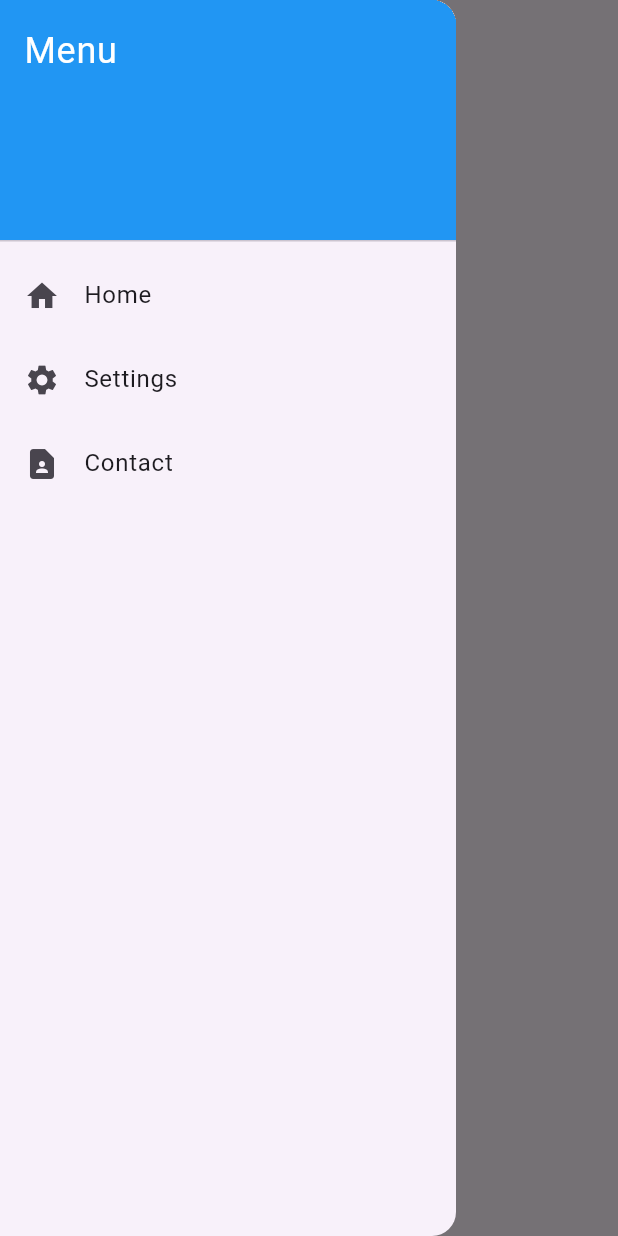
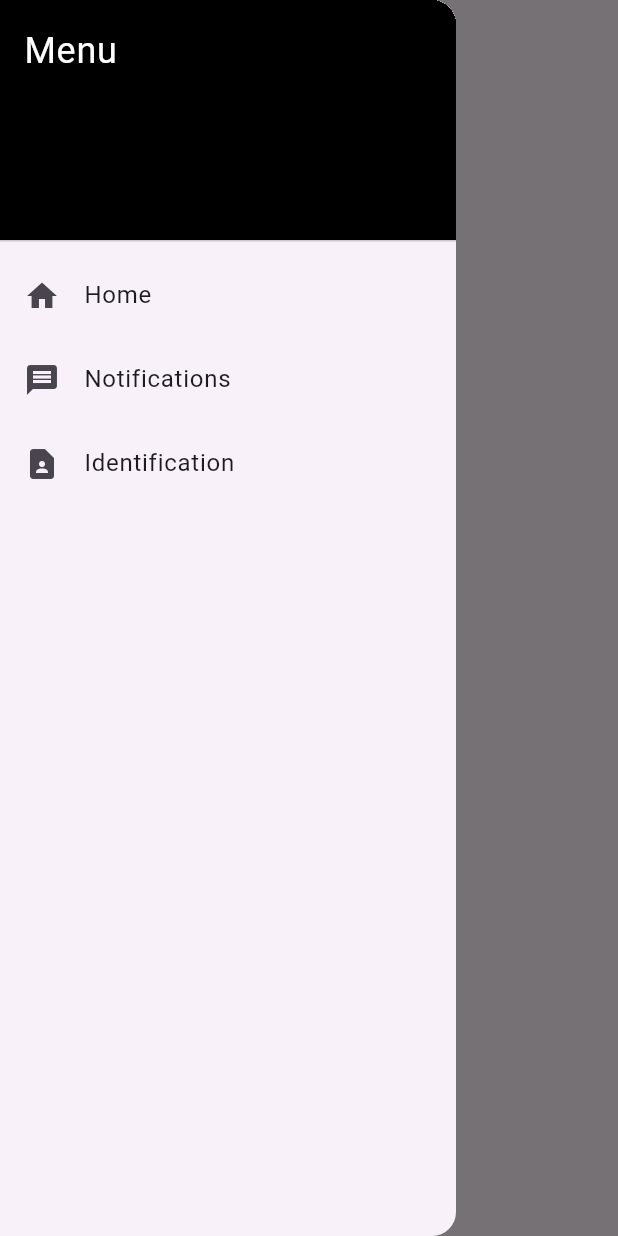
Before and after one commit to Mampuru/All_of_me, a Flutter app: the HomeView screen opened directly, with the side drawer open, on a phone screen of 412 x 824 dp. Run offline on Flutter 3.47's test engine with Material 3 defaults, Android fonts, the phone set to English and light mode, and no system bars; our stand-ins replace flutter_dotenv, get.

Commit message:
Fixed basic layout to follow flutter 3 standards

```diff
--- a/lib/views/home_view.dart
+++ b/lib/views/home_view.dart
@@ -1,3 +1,5 @@
+import 'package:all_of_me/views/card_view.dart';
+import 'package:all_of_me/views/notifications_view.dart';
 import 'package:flutter/material.dart';
 
 class HomeView extends StatelessWidget {
@@ -7,49 +9,49 @@ class HomeView extends StatelessWidget {
   Widget build(BuildContext context) {
     return Scaffold(
       appBar: AppBar(
-        title: Text('Home'),
+        title: const Text('Home'),
       ),
       drawer: Drawer(
         child: ListView(
           padding: EdgeInsets.zero,
           children: <Widget>[
-            DrawerHeader(
+            const DrawerHeader(
+              decoration: BoxDecoration(
+                color: Colors.black,
+              ),
               child: Text(
                 'Menu',
                 style: TextStyle(color: Colors.white, fontSize: 24),
               ),
-              decoration: BoxDecoration(
-                color: Colors.blue,
-              ),
             ),
             ListTile(
-              leading: Icon(Icons.home),
-              title: Text('Home'),
+              leading: const Icon(Icons.home),
+              title: const Text('Home'),
               onTap: () {
                 Navigator.pop(context); // Close the drawer
                 // Navigate to home screen if necessary
               },
             ),
             ListTile(
-              leading: Icon(Icons.settings),
-              title: Text('Settings'),
+              leading: const Icon(Icons.message),
+              title: const Text('Notifications'),
               onTap: () {
                 Navigator.pop(context); // Close the drawer
-                // Navigate to settings screen
+                Navigator.of(context).push(MaterialPageRoute(builder: (context) => const NotificationView()));
               },
             ),
             ListTile(
-              leading: Icon(Icons.contact_page),
-              title: Text('Contact'),
+              leading: const Icon(Icons.contact_page),
+              title: const Text('Identification'),
               onTap: () {
                 Navigator.pop(context); // Close the drawer
-                // Navigate to contact screen
+                Navigator.of(context).push(MaterialPageRoute(builder: (context) => const CardView()));
               },
             ),
           ],
         ),
       ),
-      body: Center(
+      body: const Center(
         child: Text('Home Screen'),
       ),
     );
```
